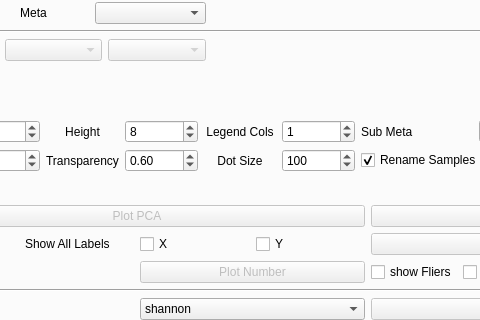
Before: the Qt Designer form utils/MetaX_GUI/MainWindow.ui in byemaxx/MetaX, drawn with Qt 5; both pictures show x 217 to 697 and y 132 to 452 of the 1084 by 598 pixel window.
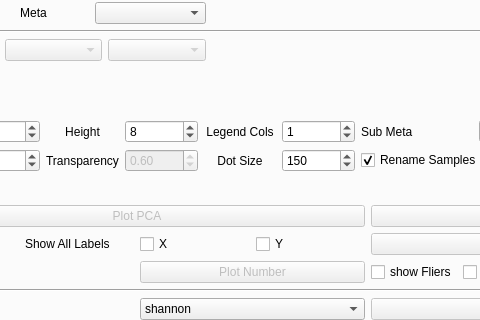
After: the same form once the commit is applied.

Diff of the .ui file:
```diff
--- a/utils/MetaX_GUI/MainWindow.ui
+++ b/utils/MetaX_GUI/MainWindow.ui
@@ -1729,6 +1729,9 @@
                     </item>
                     <item>
                      <widget class="QDoubleSpinBox" name="doubleSpinBox_basic_pca_label_font_transparency">
+                      <property name="enabled">
+                       <bool>false</bool>
+                      </property>
                       <property name="sizePolicy">
                        <sizepolicy hsizetype="Preferred" vsizetype="Fixed">
                         <horstretch>0</horstretch>
@@ -1765,13 +1768,13 @@
                        <number>1</number>
                       </property>
                       <property name="maximum">
-                       <number>999</number>
+                       <number>1000</number>
                       </property>
                       <property name="singleStep">
                        <number>10</number>
                       </property>
                       <property name="value">
-                       <number>100</number>
+                       <number>150</number>
                       </property>
                      </widget>
                     </item>
```
Left out of the diff: 42 changed lines with no effect on the pictures.
